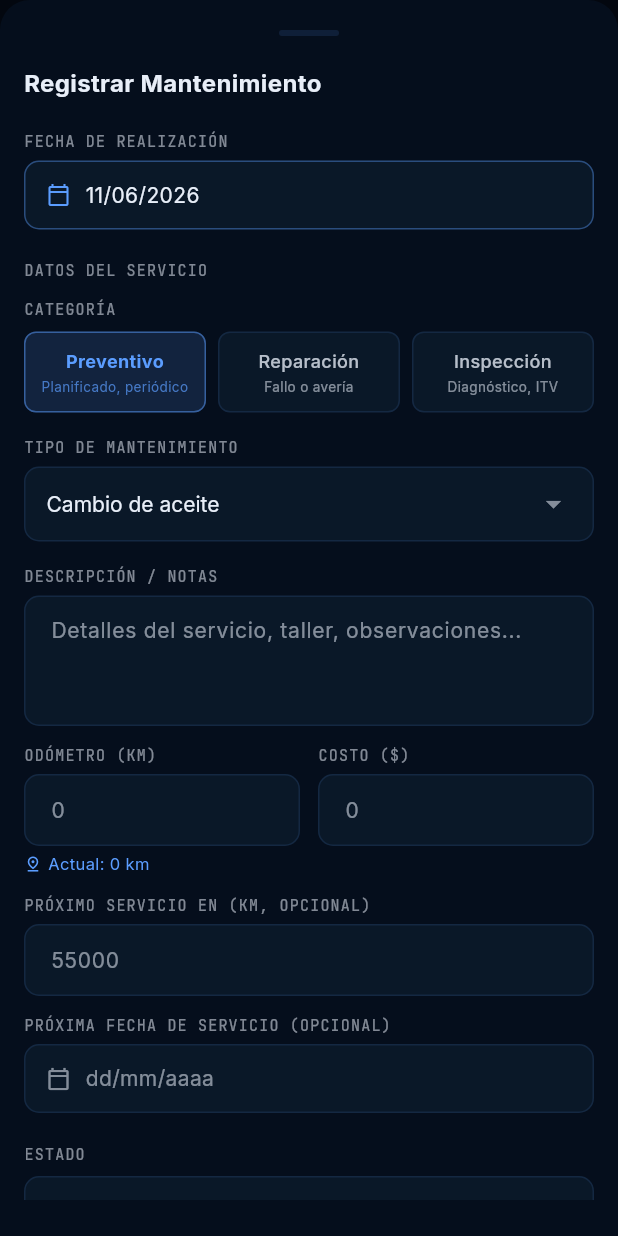
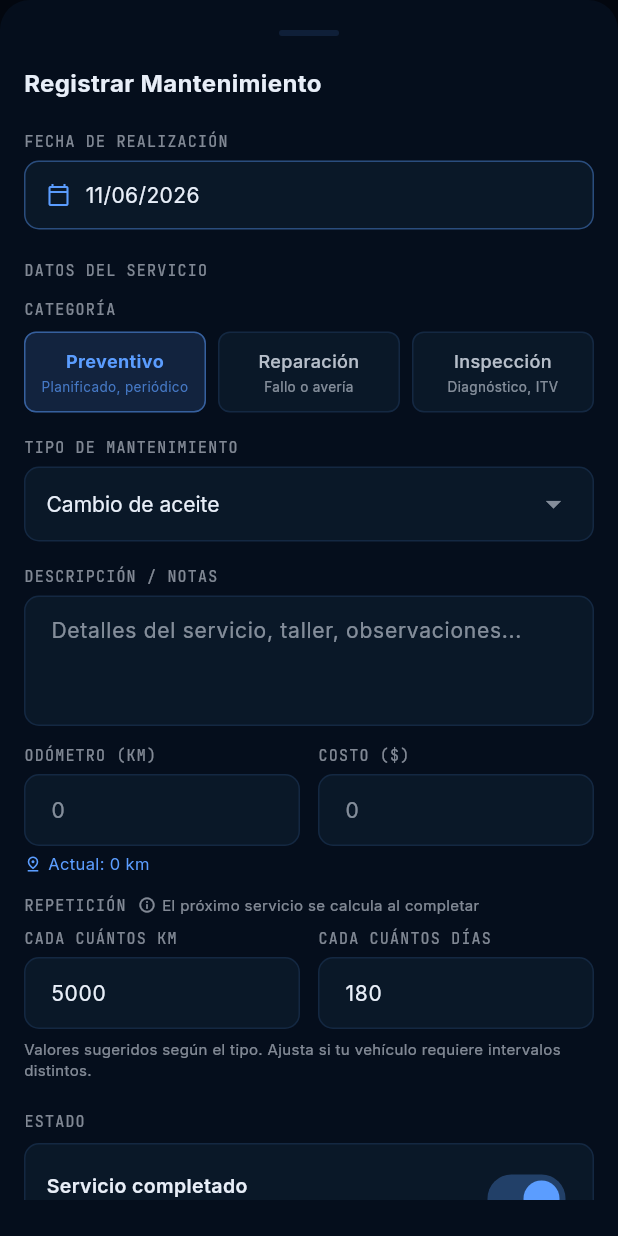
Before and after one commit to Daym3l/app_virtual_garaje, a Flutter app: the _MaintenanceForm widget shown alone on an empty page, opened directly with empty values, on a phone screen of 412 x 824 dp. Run offline on Flutter 3.47's test engine with Material 3 defaults, Android fonts, the phone set to English and light mode, and no system bars; our stand-ins replace firebase_core, firebase_messaging, flutter_map, geolocator, google_fonts, google_sign_in and 2 more; accounts and stored records are empty.

Commit message:
feat(mantenimiento): incorpora cambios del formulario de la web
Alinea el formulario de mantenimientos con la web (commit 9deedeb +
migraciones de intervalos y procedencia):

- Amplía a los 16 tipos de mantenimiento con sus etiquetas
- Sección "Repetición": interval_km / interval_days con valores
  sugeridos por tipo (auto-rellenados al cambiar el tipo), reemplaza
  los campos manuales de próximo km/fecha
- Sección colapsable "Taller y Piezas": performed_by, parts,
  warranty_until
- next_mileage/next_date: el trigger de la BD los calcula al completar;
  para registros creados ya completados se calculan en cliente
- Detalle del registro muestra taller, piezas y garantía cuando existen

https://claude.ai/code/session_014fExovnjbVhwM3qy4asytw

```diff
--- a/lib/screens/maintenance_screen.dart
+++ b/lib/screens/maintenance_screen.dart
@@ -333,6 +333,9 @@ class _RecordCard extends StatelessWidget {
           if (record.cost > 0) _DetailRow('Costo', '\$${record.cost.toStringAsFixed(2)}'),
           if (record.nextMileage != null) _DetailRow('Próx. km', '${record.nextMileage!.toStringAsFixed(0)} km'),
           if (record.nextDate != null) _DetailRow('Próx. fecha', _dateStr(record.nextDate!)),
+          if (record.performedBy != null && record.performedBy!.isNotEmpty) _DetailRow('Taller', record.performedBy!),
+          if (record.parts != null && record.parts!.isNotEmpty) _DetailRow('Piezas', record.parts!),
+          if (record.warrantyUntil != null) _DetailRow('Garantía hasta', _dateStr(record.warrantyUntil!)),
           _DetailRow('Estado', record.isCompleted ? 'Completado' : 'Pendiente'),
         ],
       ),
@@ -442,20 +445,37 @@ class _MaintenanceFormState extends State<_MaintenanceForm> {
   String _type = kMaintenanceTypes.first;
   String _category = kServiceCategories.first; // ignore: prefer_final_fields
   DateTime _date = DateTime.now();
-  DateTime? _nextDate;
   final _descCtrl = TextEditingController();
   final _kmCtrl = TextEditingController();
   final _costCtrl = TextEditingController();
-  final _nextKmCtrl = TextEditingController();
+  final _intervalKmCtrl = TextEditingController();
+  final _intervalDaysCtrl = TextEditingController();
+  final _performedByCtrl = TextEditingController();
+  final _partsCtrl = TextEditingController();
+  DateTime? _warrantyDate;
+  bool _provenanceOpen = false;
   bool _isCompleted = true;
   bool _isUrgent = false;
   bool _saving = false;
   String? _error;
 
   @override
+  void initState() {
+    super.initState();
+    _applyIntervalDefaults(_type);
+  }
+
+  void _applyIntervalDefaults(String type) {
+    final d = defaultInterval(type);
+    _intervalKmCtrl.text = d.km != null ? d.km!.toStringAsFixed(0) : '';
+    _intervalDaysCtrl.text = d.days != null ? d.days.toString() : '';
+  }
+
+  @override
   void dispose() {
-    _descCtrl.dispose(); _kmCtrl.dispose();
-    _costCtrl.dispose(); _nextKmCtrl.dispose();
+    _descCtrl.dispose(); _kmCtrl.dispose(); _costCtrl.dispose();
+    _intervalKmCtrl.dispose(); _intervalDaysCtrl.dispose();
+    _performedByCtrl.dispose(); _partsCtrl.dispose();
     super.dispose();
   }
 
@@ -475,12 +495,12 @@ class _MaintenanceFormState extends State<_MaintenanceForm> {
     if (picked != null) setState(() => _date = picked);
   }
 
-  Future<void> _pickNextDate() async {
+  Future<void> _pickWarrantyDate() async {
     final picked = await showDatePicker(
       context: context,
-      initialDate: DateTime.now().add(const Duration(days: 90)),
+      initialDate: _warrantyDate ?? DateTime.now().add(const Duration(days: 365)),
       firstDate: DateTime.now(),
-      lastDate: DateTime.now().add(const Duration(days: 365 * 5)),
+      lastDate: DateTime.now().add(const Duration(days: 365 * 10)),
       builder: (ctx, child) => Theme(
         data: ThemeData.dark().copyWith(
           colorScheme: const ColorScheme.dark(primary: AppColors.accent, surface: AppColors.card),
@@ -488,13 +508,20 @@ class _MaintenanceFormState extends State<_MaintenanceForm> {
         child: child!,
       ),
     );
-    if (picked != null) setState(() => _nextDate = picked);
+    if (picked != null) setState(() => _warrantyDate = picked);
   }
 
   Future<void> _save() async {
     final km = double.tryParse(_kmCtrl.text.replaceAll(',', '.')) ?? widget.vehicle.km;
     final cost = double.tryParse(_costCtrl.text.replaceAll(',', '.')) ?? 0;
-    final nextKm = _nextKmCtrl.text.isNotEmpty ? double.tryParse(_nextKmCtrl.text.replaceAll(',', '.')) : null;
+    final intervalKm = _intervalKmCtrl.text.trim().isNotEmpty
+        ? double.tryParse(_intervalKmCtrl.text.replaceAll(',', '.'))
+        : null;
+    final intervalDays = _intervalDaysCtrl.text.trim().isNotEmpty
+        ? int.tryParse(_intervalDaysCtrl.text.trim())
+        : null;
+    final performedBy = _performedByCtrl.text.trim();
+    final parts = _partsCtrl.text.trim();
     setState(() { _saving = true; _error = null; });
     try {
       await MaintenanceService.addRecord(
@@ -507,8 +534,11 @@ class _MaintenanceFormState extends State<_MaintenanceForm> {
         cost: cost,
         isCompleted: _isCompleted,
         isUrgent: _isUrgent,
-        nextMileage: nextKm,
-        nextDate: _nextDate,
+        intervalKm: intervalKm,
+        intervalDays: intervalDays,
+        performedBy: performedBy.isEmpty ? null : performedBy,
+        parts: parts.isEmpty ? null : parts,
+        warrantyUntil: _warrantyDate,
       );
       widget.onSaved();
     } catch (e) {
@@ -597,7 +627,7 @@ class _MaintenanceFormState extends State<_MaintenanceForm> {
                   dropdownColor: AppColors.card,
                   style: GoogleFonts.inter(fontSize: 14, color: AppColors.textPrimary),
                   iconEnabledColor: AppColors.textTertiary,
-                  onChanged: (v) { if (v != null) setState(() => _type = v); },
+                  onChanged: (v) { if (v != null) setState(() { _type = v; _applyIntervalDefaults(v); }); },
                   items: kMaintenanceTypes.map((t) => DropdownMenuItem(
                     value: t,
                     child: Text(kMaintenanceTypeLabels[t] ?? t),
@@ -643,43 +673,33 @@ class _MaintenanceFormState extends State<_MaintenanceForm> {
             ),
             const SizedBox(height: 12),
 
-            // Próximo servicio en KM
-            _FormField(label: 'PRÓXIMO SERVICIO EN (KM, OPCIONAL)', controller: _nextKmCtrl, hint: '55000', keyboardType: TextInputType.number, inputFormatters: [FilteringTextInputFormatter.digitsOnly]),
-            const SizedBox(height: 12),
-
-            // Próxima fecha de servicio
-            Text('PRÓXIMA FECHA DE SERVICIO (OPCIONAL)', style: GoogleFonts.jetBrainsMono(fontSize: 10, color: AppColors.textTertiary, letterSpacing: 0.8)),
+            // ── Repetición / intervalos ──
+            Row(
+              children: [
+                Text('REPETICIÓN', style: GoogleFonts.jetBrainsMono(fontSize: 10, color: AppColors.textTertiary, letterSpacing: 0.8)),
+                const SizedBox(width: 8),
+                const Icon(Icons.info_outline, size: 12, color: AppColors.textTertiary),
+                const SizedBox(width: 4),
+                Expanded(
+                  child: Text(
+                    'El próximo servicio se calcula al completar',
+                    style: GoogleFonts.inter(fontSize: 10, color: AppColors.textTertiary),
+                  ),
+                ),
+              ],
+            ),
+            const SizedBox(height: 8),
+            Row(
+              children: [
+                Expanded(child: _FormField(label: 'CADA CUÁNTOS KM', controller: _intervalKmCtrl, hint: '5000', keyboardType: TextInputType.number, inputFormatters: [FilteringTextInputFormatter.digitsOnly])),
+                const SizedBox(width: 12),
+                Expanded(child: _FormField(label: 'CADA CUÁNTOS DÍAS', controller: _intervalDaysCtrl, hint: '180', keyboardType: TextInputType.number, inputFormatters: [FilteringTextInputFormatter.digitsOnly])),
+              ],
+            ),
             const SizedBox(height: 6),
-            GestureDetector(
-              onTap: _pickNextDate,
-              child: Container(
-                width: double.infinity,
-                padding: const EdgeInsets.symmetric(horizontal: 14, vertical: 12),
-                decoration: BoxDecoration(
-                  color: AppColors.card,
-                  borderRadius: BorderRadius.circular(10),
-                  border: Border.all(color: _nextDate != null ? AppColors.accent.withValues(alpha: 0.4) : AppColors.borderSubtle),
-                ),
-                child: Row(
-                  children: [
-                    Icon(Icons.calendar_today_outlined, size: 16, color: _nextDate != null ? AppColors.accent : AppColors.textTertiary),
-                    const SizedBox(width: 10),
-                    Text(
-                      _nextDate != null
-                          ? '${_nextDate!.day.toString().padLeft(2, '0')}/${_nextDate!.month.toString().padLeft(2, '0')}/${_nextDate!.year}'
-                          : 'dd/mm/aaaa',
-                      style: GoogleFonts.inter(fontSize: 14, color: _nextDate != null ? AppColors.textPrimary : AppColors.textTertiary),
-                    ),
-                    if (_nextDate != null) ...[
-                      const Spacer(),
-                      GestureDetector(
-                        onTap: () => setState(() => _nextDate = null),
-                        child: const Icon(Icons.close, size: 16, color: AppColors.textTertiary),
-                      ),
-                    ],
-                  ],
-                ),
-              ),
+            Text(
+              'Valores sugeridos según el tipo. Ajusta si tu vehículo requiere intervalos distintos.',
+              style: GoogleFonts.inter(fontSize: 10, color: AppColors.textTertiary),
             ),
             const SizedBox(height: 20),
 
@@ -707,6 +727,77 @@ class _MaintenanceFormState extends State<_MaintenanceForm> {
                 ],
               ),
             ),
+
+            const SizedBox(height: 20),
+
+            // ── Taller y piezas (colapsable) ──
+            GestureDetector(
+              onTap: () => setState(() => _provenanceOpen = !_provenanceOpen),
+              behavior: HitTestBehavior.opaque,
+              child: Container(
+                decoration: BoxDecoration(color: AppColors.card, borderRadius: BorderRadius.circular(10), border: Border.all(color: AppColors.borderSubtle)),
+                padding: const EdgeInsets.symmetric(horizontal: 14, vertical: 14),
+                child: Row(
+                  children: [
+                    Expanded(
+                      child: Column(
+                        crossAxisAlignment: CrossAxisAlignment.start,
+                        children: [
+                          Text('TALLER Y PIEZAS', style: GoogleFonts.jetBrainsMono(fontSize: 10, color: AppColors.textTertiary, letterSpacing: 0.8)),
+                          const SizedBox(height: 2),
+                          Text('Quién lo hizo, qué piezas, garantía', style: GoogleFonts.inter(fontSize: 10, color: AppColors.textTertiary)),
+                        ],
+                      ),
+                    ),
+                    AnimatedRotation(
+                      turns: _provenanceOpen ? 0.25 : 0,
+                      duration: const Duration(milliseconds: 150),
+                      child: const Icon(Icons.chevron_right, size: 18, color: AppColors.textTertiary),
+                    ),
+                  ],
+                ),
+              ),
+            ),
+            if (_provenanceOpen) ...[
+              const SizedBox(height: 12),
+              _FormField(label: 'TALLER / MECÁNICO', controller: _performedByCtrl, hint: 'Taller Central, Juan García...'),
+              const SizedBox(height: 12),
+              _FormField(label: 'PIEZAS USADAS', controller: _partsCtrl, hint: 'Filtro aceite, aceite 5W40 4L...', maxLines: 2),
+              const SizedBox(height: 12),
+              Text('GARANTÍA HASTA', style: GoogleFonts.jetBrainsMono(fontSize: 10, color: AppColors.textTertiary, letterSpacing: 0.8)),
+              const SizedBox(height: 6),
+              GestureDetector(
+                onTap: _pickWarrantyDate,
+                child: Container(
+                  width: double.infinity,
+                  padding: const EdgeInsets.symmetric(horizontal: 14, vertical: 12),
+                  decoration: BoxDecoration(
+                    color: AppColors.card,
+                    borderRadius: BorderRadius.circular(10),
+                    border: Border.all(color: _warrantyDate != null ? AppColors.accent.withValues(alpha: 0.4) : AppColors.borderSubtle),
+                  ),
+                  child: Row(
+                    children: [
+                      Icon(Icons.calendar_today_outlined, size: 16, color: _warrantyDate != null ? AppColors.accent : AppColors.textTertiary),
+                      const SizedBox(width: 10),
+                      Text(
+                        _warrantyDate != null
+                            ? '${_warrantyDate!.day.toString().padLeft(2, '0')}/${_warrantyDate!.month.toString().padLeft(2, '0')}/${_warrantyDate!.year}'
+                            : 'dd/mm/aaaa',
+                        style: GoogleFonts.inter(fontSize: 14, color: _warrantyDate != null ? AppColors.textPrimary : AppColors.textTertiary),
+                      ),
+                      if (_warrantyDate != null) ...[
+                        const Spacer(),
+                        GestureDetector(
+                          onTap: () => setState(() => _warrantyDate = null),
+                          child: const Icon(Icons.close, size: 16, color: AppColors.textTertiary),
+                        ),
+                      ],
+                    ],
+                  ),
+                ),
+              ),
+            ],
 
             if (_error != null) ...[const SizedBox(height: 10), Text(_error!, style: GoogleFonts.inter(fontSize: 12, color: AppColors.danger))],
             const SizedBox(height: 20),
--- a/lib/services/maintenance_service.dart
+++ b/lib/services/maintenance_service.dart
@@ -14,6 +14,11 @@ class MaintenanceRecord {
     required this.isUrgent,
     this.nextMileage,
     this.nextDate,
+    this.intervalKm,
+    this.intervalDays,
+    this.performedBy,
+    this.parts,
+    this.warrantyUntil,
   });
 
   final String id;
@@ -28,6 +33,11 @@ class MaintenanceRecord {
   final bool isUrgent;
   final double? nextMileage;
   final DateTime? nextDate;
+  final double? intervalKm;
+  final int? intervalDays;
+  final String? performedBy;
+  final String? parts;
+  final DateTime? warrantyUntil;
 
   factory MaintenanceRecord.fromJson(Map<String, dynamic> j) =>
       MaintenanceRecord(
@@ -45,6 +55,13 @@ class MaintenanceRecord {
         nextDate: j['next_date'] != null
             ? DateTime.parse(j['next_date'] as String)
             : null,
+        intervalKm: (j['interval_km'] as num?)?.toDouble(),
+        intervalDays: (j['interval_days'] as num?)?.toInt(),
+        performedBy: j['performed_by'] as String?,
+        parts: j['parts'] as String?,
+        warrantyUntil: j['warranty_until'] != null
+            ? DateTime.parse(j['warranty_until'] as String)
+            : null,
       );
 }
 
@@ -58,23 +75,69 @@ const kServiceCategoryLabels = {
 
 const kMaintenanceTypes = [
   'oilChange',
+  'transmission',
+  'suspension',
   'brakes',
+  'tires',
+  'alignment',
+  'filters',
+  'battery',
+  'cooling',
+  'electrical',
   'engine',
-  'transmission',
-  'electrical',
+  'exhaust',
   'steering',
+  'belts',
+  'diagnostics',
   'other',
 ];
 
 const kMaintenanceTypeLabels = {
   'oilChange': 'Cambio de aceite',
+  'transmission': 'Transmisión',
+  'suspension': 'Suspensión',
   'brakes': 'Frenos',
+  'tires': 'Neumáticos',
+  'alignment': 'Alineación',
+  'filters': 'Filtros',
+  'battery': 'Batería',
+  'cooling': 'Refrigeración',
+  'electrical': 'Eléctrico',
   'engine': 'Motor',
-  'transmission': 'Transmisión',
-  'electrical': 'Sistema eléctrico',
+  'exhaust': 'Escape',
   'steering': 'Dirección',
+  'belts': 'Correas',
+  'diagnostics': 'Diagnóstico',
   'other': 'Otro',
 };
+
+class MaintenanceInterval {
+  const MaintenanceInterval({this.km, this.days});
+  final double? km;
+  final int? days;
+}
+
+const kMaintenanceIntervals = <String, MaintenanceInterval>{
+  'oilChange': MaintenanceInterval(km: 5000, days: 180),
+  'filters': MaintenanceInterval(km: 15000, days: 365),
+  'tires': MaintenanceInterval(km: 10000, days: 180),
+  'brakes': MaintenanceInterval(km: 20000, days: 365),
+  'alignment': MaintenanceInterval(km: 10000, days: 180),
+  'engine': MaintenanceInterval(km: 30000, days: 730),
+  'transmission': MaintenanceInterval(km: 40000, days: 730),
+  'cooling': MaintenanceInterval(km: 40000, days: 730),
+  'belts': MaintenanceInterval(km: 60000, days: 1825),
+  'battery': MaintenanceInterval(days: 1095),
+  'suspension': MaintenanceInterval(km: 20000, days: 365),
+  'steering': MaintenanceInterval(km: 20000, days: 365),
+  'exhaust': MaintenanceInterval(km: 30000, days: 730),
+  'electrical': MaintenanceInterval(days: 365),
+  'diagnostics': MaintenanceInterval(days: 365),
+  'other': MaintenanceInterval(),
+};
+
+MaintenanceInterval defaultInterval(String type) =>
+    kMaintenanceIntervals[type] ?? const MaintenanceInterval();
 
 class MaintenanceService {
   static SupabaseClient get _db => Supabase.instance.client;
@@ -99,9 +162,21 @@ class MaintenanceService {
     required double cost,
     bool isCompleted = true,
     bool isUrgent = false,
-    double? nextMileage,
-    DateTime? nextDate,
+    double? intervalKm,
+    int? intervalDays,
+    String? performedBy,
+    String? parts,
+    DateTime? warrantyUntil,
   }) async {
+    // next_* lo calcula el trigger de la BD al pasar un registro pendiente a
+    // completado. En un INSERT el trigger no se dispara, así que para registros
+    // creados ya completados se calcula aquí a partir de los intervalos.
+    double? nextMileage;
+    DateTime? nextDate;
+    if (isCompleted) {
+      if (intervalKm != null) nextMileage = mileage + intervalKm;
+      if (intervalDays != null) nextDate = date.add(Duration(days: intervalDays));
+    }
     await _db.from('maintenances').insert({
       'vehicle_id': vehicleId,
       'type': type,
@@ -112,8 +187,13 @@ class MaintenanceService {
       'cost': cost,
       'is_completed': isCompleted,
       'is_urgent': isUrgent,
+      'interval_km': intervalKm,
+      'interval_days': intervalDays,
       'next_mileage': nextMileage,
       'next_date': nextDate?.toIso8601String().split('T').first,
+      'performed_by': performedBy,
+      'parts': parts,
+      'warranty_until': warrantyUntil?.toIso8601String().split('T').first,
     });
   }
 
```
Also changed, not shown: 1 other file.
